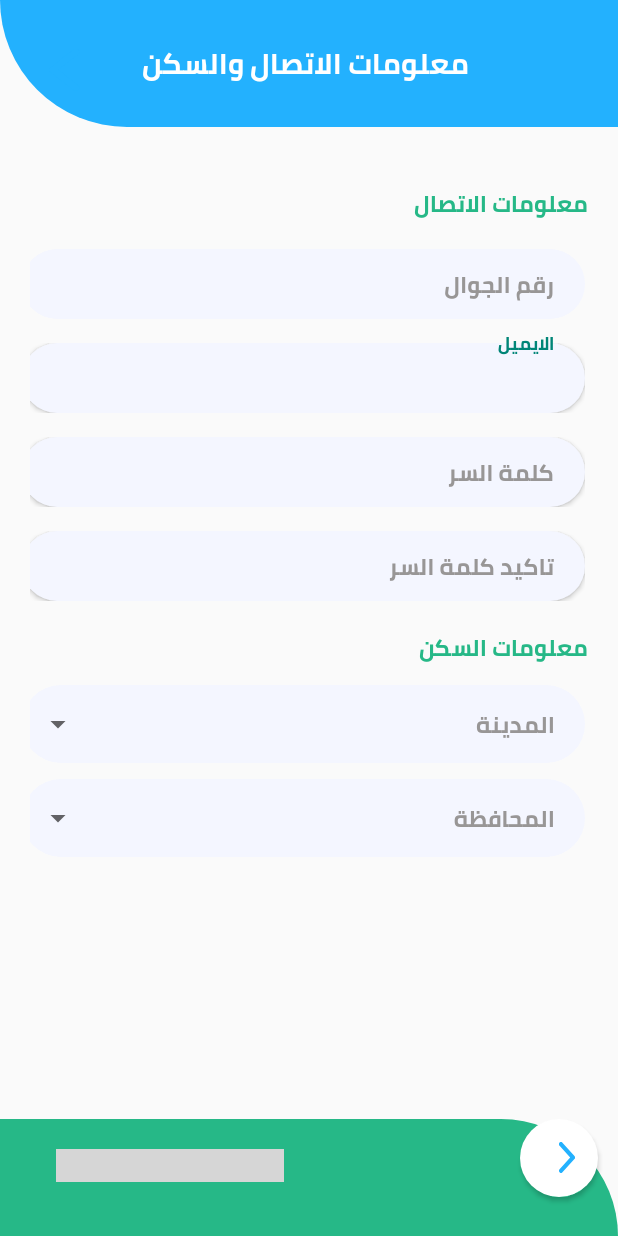
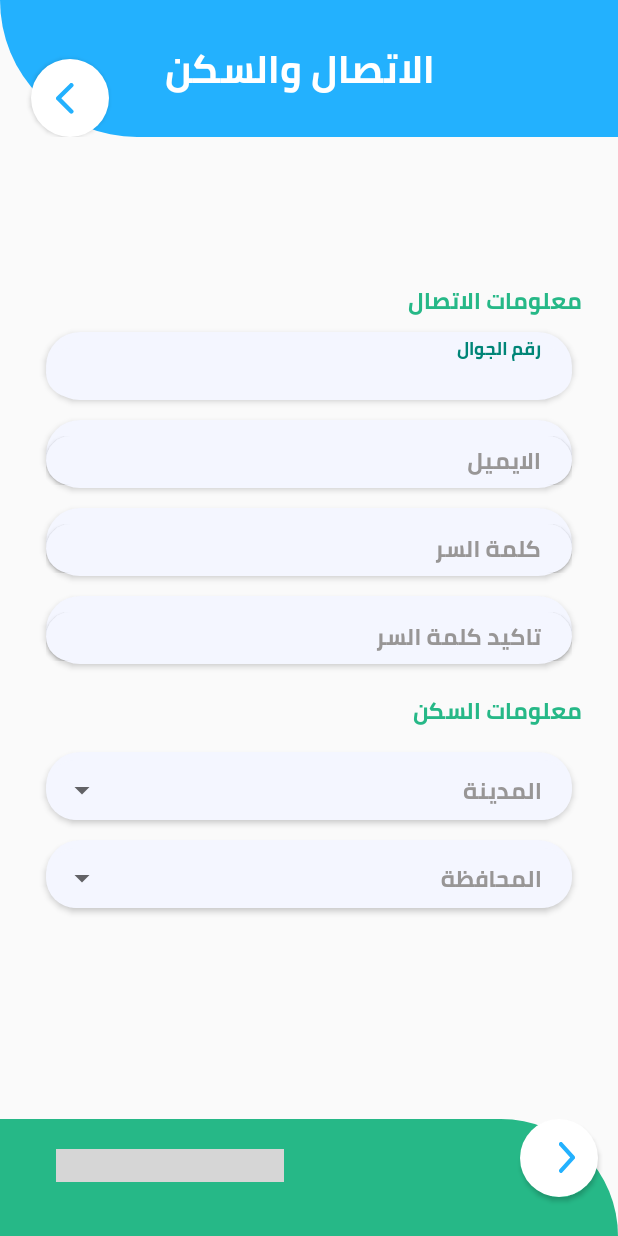
Before and after one commit to Ali-Ghanme/Insulin-Application, an Android app: the Sing_Up_2 screen opened directly, with no data from a screen before it, on a phone screen of 412 x 824 dp. Run offline under Robolectric (Android 15) with nearby library versions, the phone set to English and light mode, and no system bars; our stand-ins replace sdp/ssp sizes; libraries missing offline, so code that uses them is left out: com.tbuonomo.viewpagerdotsindicator; plain views replace DotsIndicator; grey boxes are pictures that could not be loaded.

Commit message:
Update Sing up screen for محمد سامي صيام

```diff
--- a/app/src/main/java/com/example/diabestes_care_app/Sing_up_pages/Sing_Up_2.java
+++ b/app/src/main/java/com/example/diabestes_care_app/Sing_up_pages/Sing_Up_2.java
@@ -16,15 +16,14 @@ import android.widget.Toast;
 import com.example.diabestes_care_app.R;
 
 
+public class Sing_Up_2 extends AppCompatActivity {
 
-
-public class Sing_Up_2 extends AppCompatActivity  {
-    String[] country = {"الضفة الغربية ","جنين  ","نابلس  ", "قطاع غزة"};
-    String[] Governorate = {"جنوب غزة ","غرب غزة ","شرق غزة  ", "شمال غزة "};
+    String[] country = {"الضفة الغربية ", "جنين  ", "نابلس  ", "قطاع غزة"};
+    String[] Governorate = {"جنوب غزة ", "غرب غزة ", "شرق غزة  ", "شمال غزة "};
     AutoCompleteTextView auto_1;
     AutoCompleteTextView auto_2;
     ArrayAdapter<String> adapterItems;
-    Button btn_next ;
+    Button btn_next;
 
 
     @Override
@@ -33,12 +32,12 @@ public class Sing_Up_2 extends AppCompatActivity  {
         setContentView(R.layout.activity_sing_up2);
         // code  is to make the Activity full screen
         getWindow().setFlags(WindowManager.LayoutParams.FLAG_FULLSCREEN, WindowManager.LayoutParams.FLAG_FULLSCREEN);
-        auto_1 = (AutoCompleteTextView)findViewById(R.id.autoComplete1);
-        auto_2 = (AutoCompleteTextView)findViewById(R.id.autoComplete2);
-        btn_next = findViewById(R.id.btn_next);
+        auto_1 = (AutoCompleteTextView) findViewById(R.id.autoComplete1);
+        auto_2 = (AutoCompleteTextView) findViewById(R.id.autoComplete2);
+        btn_next = findViewById(R.id.btn_next_2);
 
 
-        ArrayAdapter a2 =new ArrayAdapter(this, android.R.layout.simple_spinner_item,country);
+        ArrayAdapter a2 = new ArrayAdapter(this, android.R.layout.simple_spinner_item, country);
         a2.setDropDownViewResource(android.R.layout.simple_spinner_dropdown_item);
         auto_1.setAdapter(a2);
         auto_1.setOnItemSelectedListener(new AdapterView.OnItemSelectedListener() {
@@ -53,7 +52,7 @@ public class Sing_Up_2 extends AppCompatActivity  {
             }
         });
 
-        ArrayAdapter a1 =new ArrayAdapter(this, android.R.layout.simple_spinner_item,Governorate);
+        ArrayAdapter a1 = new ArrayAdapter(this, android.R.layout.simple_spinner_item, Governorate);
         a1.setDropDownViewResource(android.R.layout.simple_spinner_dropdown_item);
         auto_2.setAdapter(a1);
 
@@ -70,14 +69,12 @@ public class Sing_Up_2 extends AppCompatActivity  {
         });
 
 
-
-
         //====================================الانتقال من صفحة الستجيل الحالية للصفحة الثانية ===============================
 
         btn_next.setOnClickListener(new View.OnClickListener() {
             @Override
             public void onClick(View view) {
-                Intent intent = new Intent(getApplicationContext(),Sing_Up_3.class);
+                Intent intent = new Intent(getApplicationContext(), Sing_Up_3.class);
                 startActivity(intent);
             }
 
--- a/app/src/main/java/com/example/diabestes_care_app/Splah_Screens/Splash_Screen_1.java
+++ b/app/src/main/java/com/example/diabestes_care_app/Splah_Screens/Splash_Screen_1.java
@@ -50,7 +50,7 @@ public class Splash_Screen_1 extends AppCompatActivity {
             finish();
         }
         //==================================define views===============================================
-        btnNext = findViewById(R.id.btn_next);
+        btnNext = findViewById(R.id.btn_next_S);
         btnGetStarted = findViewById(R.id.btn_get_started);
         dotsIndicator = findViewById(R.id.Splash_indicator);
         btnAnim = AnimationUtils.loadAnimation(getApplicationContext(), R.anim.animation_button);
--- a/app/src/main/res/layout/activity_sing_up2.xml
+++ b/app/src/main/res/layout/activity_sing_up2.xml
@@ -5,55 +5,59 @@
     android:layout_width="match_parent"
     android:layout_height="match_parent"
     tools:context=".Sing_up_pages.Sing_Up_2">
+
     <RelativeLayout
         android:id="@+id/Sing_up_header"
         android:layout_width="match_parent"
-        android:layout_height="@dimen/_65sdp"
+        android:layout_height="@dimen/_70sdp"
         android:background="@drawable/bg_sing_up"
         app:layout_constraintLeft_toLeftOf="parent"
         app:layout_constraintRight_toRightOf="parent"
         app:layout_constraintTop_toTopOf="parent">
 
-        <ImageView
-            android:id="@+id/back_arrow"
-            android:layout_width="wrap_content"
-            android:layout_height="wrap_content"
-            android:layout_marginStart="@dimen/_25sdp"
-            android:layout_marginTop="@dimen/_25sdp"
-            android:background="@drawable/ic_arrow_back"
-            android:contentDescription="icon"
-            android:minHeight="35dp"
-            android:minWidth="45dp" />
-
+        <Button
+            android:id="@+id/btn_back"
+            android:layout_width="@dimen/_40sdp"
+            android:layout_height="@dimen/_40sdp"
+            android:layout_marginStart="@dimen/_16sdp"
+            android:layout_marginTop="@dimen/_30sdp"
+            android:layout_marginEnd="14dp"
+            android:background="@drawable/float_action_btn"
+            android:drawableStart="@drawable/ic_arrow_back"
+            android:elevation="10dp"
+            android:paddingHorizontal="@dimen/_13sdp"
+            android:paddingTop="@dimen/_5sdp"
+            app:borderWidth="0dp"
+            tools:ignore="SpeakableTextPresentCheck" />
 
         <TextView
             android:layout_width="wrap_content"
             android:layout_height="wrap_content"
             android:layout_centerInParent="true"
+            android:layout_marginLeft="@dimen/_90sdp"
+            android:layout_marginTop="@dimen/_15sdp"
             android:fontFamily="@font/cairo_bold"
-            android:text=" معلومات الاتصال والسكن"
-
+            android:text="  الاتصال والسكن"
             android:textColor="@color/white"
-            android:textSize="@dimen/_15sdp" />
+            android:textSize="@dimen/_20sdp" />
     </RelativeLayout>
 
     <RelativeLayout
         android:id="@+id/Subject"
-        android:layout_width="match_parent"
-        android:layout_height="wrap_content"
-        android:layout_margin="20dp"
-        app:layout_constraintBottom_toTopOf="@id/Sing_up_header_bottom"
+        android:layout_width="@dimen/_280sdp"
+        android:layout_height="@dimen/_360sdp"
+        android:layout_marginLeft="@dimen/_10sdp"
+        android:layout_marginTop="@dimen/_60sdp"
+        android:layout_marginRight="@dimen/_10sdp"
         app:layout_constraintLeft_toLeftOf="parent"
         app:layout_constraintRight_toRightOf="parent"
-        app:layout_constraintTop_toBottomOf="@id/Sing_up_header"
-        app:layout_constraintVertical_bias="0.0">
+        app:layout_constraintTop_toBottomOf="@id/Sing_up_header">
 
         <TextView
             android:id="@+id/tv_show"
             android:layout_width="match_parent"
             android:layout_height="wrap_content"
             android:layout_marginTop="@dimen/_13sdp"
-
             android:fontFamily="@font/cairo_bold"
             android:layoutDirection="rtl"
             android:text="معلومات الاتصال "
@@ -78,14 +82,54 @@
             android:textStyle="bold" />
 
         <com.google.android.material.textfield.TextInputLayout
+            android:id="@+id/cont_name"
+            android:layout_width="@dimen/_347sdp"
+            android:layout_height="@dimen/_35sdp"
+            android:layout_below="@id/tv_show"
+            android:layout_marginStart="@dimen/_5sdp"
+            android:layout_marginTop="@dimen/_5sdp"
+            android:layout_marginEnd="@dimen/_5sdp"
+            android:background="@drawable/bg_edit_text"
+            android:elevation="@dimen/_2sdp"
+            android:hint="رقم الجوال"
+            android:layoutDirection="rtl"
+            android:maxLines="1"
+            android:textColorHint="#989696"
+            android:textDirection="rtl"
+            app:boxCornerRadiusBottomEnd="@dimen/dp50"
+            app:boxCornerRadiusBottomStart="@dimen/dp50"
+            app:boxCornerRadiusTopEnd="@dimen/dp50"
+            app:boxCornerRadiusTopStart="@dimen/dp50"
+            app:boxStrokeWidth="0dp">
+
+            <EditText
+                android:id="@+id/et_name"
+                android:layout_width="match_parent"
+                android:layout_height="@dimen/_25sdp"
+                android:layout_marginTop="@dimen/_30sdp"
+                android:autofillHints="name"
+                android:background="@drawable/bg_edit_text"
+                android:fontFamily="@font/cairo_bold"
+                android:inputType="textPersonName"
+                android:maxLines="1"
+                android:paddingStart="20dp"
+                android:paddingEnd="20dp"
+                android:textColor="@color/Doctor_Color"
+                android:textColorHint="#78909C"
+                android:textSize="15sp" />
+
+        </com.google.android.material.textfield.TextInputLayout>
+
+        <com.google.android.material.textfield.TextInputLayout
             android:id="@+id/cont_email"
-            android:layout_width="375dp"
-            android:layout_height="57dp"
-            android:layout_alignParentStart="true"
+            android:layout_width="@dimen/_347sdp"
+            android:layout_height="@dimen/_35sdp"
             android:layout_below="@id/cont_name"
-            android:layout_marginStart="-5dp"
-            android:layout_marginTop="@dimen/dp5"
-            android:elevation="2dp"
+            android:layout_marginStart="@dimen/_5sdp"
+            android:layout_marginTop="@dimen/_10sdp"
+            android:layout_marginEnd="@dimen/_5sdp"
+            android:background="@drawable/bg_edit_text"
+            android:elevation="@dimen/_2sdp"
             android:ems="1"
             android:hint="الايميل "
             android:layoutDirection="rtl"
@@ -100,7 +144,7 @@
             <EditText
                 android:id="@+id/email"
                 android:layout_width="match_parent"
-                android:layout_height="match_parent"
+                android:layout_height="@dimen/_25sdp"
                 android:autofillHints="name"
                 android:background="@drawable/bg_edit_text"
                 android:elevation="2dp"
@@ -108,24 +152,24 @@
                 android:fontFamily="@font/cairo_bold"
                 android:inputType="textEmailAddress"
                 android:maxLines="1"
+                android:paddingStart="20dp"
                 android:paddingEnd="20dp"
-                android:paddingStart="20dp"
                 android:textColor="@color/text_input_pa"
                 android:textColorHint="#78909C"
                 android:textSize="15sp" />
-
 
         </com.google.android.material.textfield.TextInputLayout>
 
         <com.google.android.material.textfield.TextInputLayout
             android:id="@+id/cont_password"
-            android:layout_width="375dp"
-            android:layout_height="57dp"
-            android:layout_alignParentStart="true"
+            android:layout_width="@dimen/_347sdp"
+            android:layout_height="@dimen/_35sdp"
             android:layout_below="@id/cont_email"
-            android:layout_marginStart="-5dp"
-            android:layout_marginTop="@dimen/dp5"
-            android:elevation="2dp"
+            android:layout_marginStart="@dimen/_5sdp"
+            android:layout_marginTop="@dimen/_10sdp"
+            android:layout_marginEnd="@dimen/_5sdp"
+            android:background="@drawable/bg_edit_text"
+            android:elevation="@dimen/_2sdp"
             android:ems="1"
             android:hint="كلمة السر "
             android:layoutDirection="rtl"
@@ -140,7 +184,7 @@
             <EditText
                 android:id="@+id/password"
                 android:layout_width="match_parent"
-                android:layout_height="match_parent"
+                android:layout_height="@dimen/_25sdp"
                 android:autofillHints="name"
                 android:background="@drawable/bg_edit_text"
                 android:elevation="2dp"
@@ -148,8 +192,8 @@
                 android:fontFamily="@font/cairo_bold"
                 android:inputType="textPassword"
                 android:maxLines="1"
+                android:paddingStart="20dp"
                 android:paddingEnd="20dp"
-                android:paddingStart="20dp"
                 android:textColor="@color/text_input_pa"
                 android:textColorHint="#78909C"
                 android:textSize="15sp" />
@@ -159,13 +203,14 @@
 
         <com.google.android.material.textfield.TextInputLayout
             android:id="@+id/cont_confirmpassword"
-            android:layout_width="375dp"
-            android:layout_height="57dp"
-            android:layout_alignParentStart="true"
+            android:layout_width="@dimen/_347sdp"
+            android:layout_height="@dimen/_35sdp"
             android:layout_below="@id/cont_password"
-            android:layout_marginStart="-5dp"
-            android:layout_marginTop="@dimen/dp5"
-            android:elevation="2dp"
+            android:layout_marginStart="@dimen/_5sdp"
+            android:layout_marginTop="@dimen/_10sdp"
+            android:layout_marginEnd="@dimen/_5sdp"
+            android:background="@drawable/bg_edit_text"
+            android:elevation="@dimen/_2sdp"
             android:ems="1"
             android:hint="تاكيد كلمة السر "
             android:layoutDirection="rtl"
@@ -180,7 +225,7 @@
             <EditText
                 android:id="@+id/confirmpassword"
                 android:layout_width="match_parent"
-                android:layout_height="match_parent"
+                android:layout_height="@dimen/_25sdp"
                 android:autofillHints="name"
                 android:background="@drawable/bg_edit_text"
                 android:elevation="2dp"
@@ -188,70 +233,29 @@
                 android:fontFamily="@font/cairo_bold"
                 android:inputType="textPassword"
                 android:maxLines="1"
+                android:paddingStart="20dp"
                 android:paddingEnd="20dp"
-                android:paddingStart="20dp"
                 android:textColor="@color/text_input_pa"
                 android:textColorHint="#78909C"
                 android:textSize="15sp" />
-
-
-        </com.google.android.material.textfield.TextInputLayout>
-
-        <com.google.android.material.textfield.TextInputLayout
-            android:id="@+id/cont_name"
-            android:layout_width="375dp"
-            android:layout_height="57dp"
-            android:layout_alignParentStart="true"
-            android:layout_below="@id/tv_show"
-            android:layout_marginStart="-5dp"
-            android:layout_marginTop="@dimen/dp5"
-            android:elevation="10dp"
-            android:ems="1"
-            android:hint="رقم الجوال"
-            android:layoutDirection="rtl"
-            android:maxLines="1"
-            android:textColorHint="#989696"
-            app:boxCornerRadiusBottomEnd="@dimen/dp50"
-            app:boxCornerRadiusBottomStart="@dimen/dp50"
-            app:boxCornerRadiusTopEnd="@dimen/dp50"
-            app:boxCornerRadiusTopStart="@dimen/dp50"
-            app:boxStrokeWidth="0dp">
-
-            <EditText
-                android:id="@+id/et_name"
-                android:layout_width="match_parent"
-                android:layout_height="match_parent"
-                android:autofillHints="name"
-                android:background="@drawable/bg_edit_text"
-
-                android:ems="1"
-                android:fontFamily="@font/cairo_bold"
-                android:inputType="number"
-                android:maxLines="1"
-                android:paddingEnd="20dp"
-                android:paddingStart="20dp"
-
-                android:textColor="@color/text_input_pa"
-                android:textColorHint="#78909C"
-                android:textSize="15sp"
-                />
 
         </com.google.android.material.textfield.TextInputLayout>
 
         <com.google.android.material.textfield.TextInputLayout
             android:id="@+id/cont_living"
-            android:layout_width="375dp"
-            android:layout_height="57dp"
-            android:layout_alignParentStart="true"
+            style="@style/Widget.MaterialComponents.TextInputLayout.OutlinedBox.ExposedDropdownMenu"
+            android:layout_width="@dimen/_347sdp"
+            android:layout_height="@dimen/_35sdp"
             android:layout_below="@id/tv_show1"
-            android:layout_marginStart="-5dp"
-            android:layout_marginTop="@dimen/dp5"
-            android:elevation="2dp"
+            android:layout_marginStart="@dimen/_5sdp"
+            android:layout_marginTop="@dimen/_10sdp"
+            android:layout_marginEnd="@dimen/_5sdp"
+            android:background="@drawable/bg_edit_text"
+            android:elevation="@dimen/_2sdp"
             android:ems="1"
             android:hint=" المدينة"
             android:layoutDirection="rtl"
             android:maxLines="1"
-            style="@style/Widget.MaterialComponents.TextInputLayout.OutlinedBox.ExposedDropdownMenu"
             android:textColorHint="#989696"
             app:boxCornerRadiusBottomEnd="@dimen/dp50"
             app:boxCornerRadiusBottomStart="@dimen/dp50"
@@ -264,32 +268,30 @@
                 android:layout_width="match_parent"
                 android:layout_height="match_parent"
                 android:layout_weight="1"
+                android:background="@drawable/bg_edit_text"
                 android:fontFamily="@font/cairo_bold"
                 android:inputType="textAutoComplete"
                 android:textColor="@color/text_input_pa"
                 android:textDirection="rtl"
                 android:textSize="15sp"
-                android:background="@drawable/bg_edit_text"
                 tools:ignore="SpeakableTextPresentCheck,TouchTargetSizeCheck" />
 
-
         </com.google.android.material.textfield.TextInputLayout>
-
         <com.google.android.material.textfield.TextInputLayout
             android:id="@+id/cont_living1"
-            android:layout_width="375dp"
-            android:layout_height="57dp"
-            android:layout_alignParentStart="true"
+            style="@style/Widget.MaterialComponents.TextInputLayout.OutlinedBox.ExposedDropdownMenu"
+            android:layout_width="@dimen/_347sdp"
+            android:layout_height="@dimen/_35sdp"
             android:layout_below="@id/cont_living"
-            android:layout_marginStart="-5dp"
-            android:layout_marginTop="@dimen/dp5"
-            android:elevation="2dp"
+            android:layout_marginStart="@dimen/_5sdp"
+            android:layout_marginTop="@dimen/_10sdp"
+            android:layout_marginEnd="@dimen/_5sdp"
+            android:background="@drawable/bg_edit_text"
+            android:elevation="@dimen/_2sdp"
             android:ems="1"
             android:hint=" المحافظة"
             android:layoutDirection="rtl"
             android:maxLines="1"
-            style="@style/Widget.MaterialComponents.TextInputLayout.OutlinedBox.ExposedDropdownMenu"
-
             android:textColorHint="#989696"
             app:boxCornerRadiusBottomEnd="@dimen/dp50"
             app:boxCornerRadiusBottomStart="@dimen/dp50"
@@ -311,8 +313,6 @@
                 tools:ignore="SpeakableTextPresentCheck,TouchTargetSizeCheck" />
 
         </com.google.android.material.textfield.TextInputLayout>
-
-
     </RelativeLayout>
 
     <RelativeLayout
@@ -325,13 +325,13 @@
         app:layout_constraintLeft_toLeftOf="parent">
 
         <Button
-            android:id="@+id/btn_next"
+            android:id="@+id/btn_next_2"
             android:layout_width="@dimen/_40sdp"
             android:layout_height="@dimen/_40sdp"
             android:layout_alignParentEnd="true"
+            android:layout_marginStart="@dimen/_10sdp"
+            android:layout_marginEnd="@dimen/_10sdp"
             android:layout_marginBottom="@dimen/_10sdp"
-            android:layout_marginEnd="@dimen/_10sdp"
-            android:layout_marginStart="@dimen/_10sdp"
             android:background="@drawable/float_action_btn"
             android:drawableStart="@drawable/ic_float_action"
             android:elevation="10dp"
@@ -343,14 +343,14 @@
             android:id="@+id/dots_indicator"
             android:layout_width="wrap_content"
             android:layout_height="wrap_content"
-            android:layout_alignParentBottom="true"
             android:layout_alignParentStart="true"
             android:layout_alignParentTop="true"
-            android:layout_marginBottom="36dp"
-            android:layout_marginEnd="144dp"
+            android:layout_alignParentBottom="true"
             android:layout_marginStart="37dp"
             android:layout_marginTop="20dp"
-            android:layout_toStartOf="@+id/btn_next"
+            android:layout_marginEnd="144dp"
+            android:layout_marginBottom="36dp"
+            android:layout_toStartOf="@+id/btn_next_2"
             app:dotsColor="@color/white_smoke"
             app:dotsCornerRadius="6dp"
             app:dotsSize="@dimen/_14sdp"
--- a/app/src/main/res/layout/activity_splash_screen1.xml
+++ b/app/src/main/res/layout/activity_splash_screen1.xml
@@ -27,7 +27,7 @@
         tools:ignore="SpeakableTextPresentCheck" />
 
     <Button
-        android:id="@+id/btn_next"
+        android:id="@+id/btn_next_S"
         android:layout_width="wrap_content"
         android:layout_height="wrap_content"
         android:layout_marginEnd="32dp"
@@ -97,7 +97,7 @@
         app:dotsSpacing="4dp"
         app:dotsWidthFactor="2.5"
         app:layout_constraintBottom_toBottomOf="parent"
-        app:layout_constraintEnd_toStartOf="@+id/btn_next"
+        app:layout_constraintEnd_toStartOf="@+id/btn_next_S"
         app:layout_constraintHorizontal_bias="0.0"
         app:layout_constraintStart_toStartOf="parent"
         app:progressMode="true"
```
Also changed, not shown: app/src/main/java/com/example/diabestes_care_app/Sing_up_pages/Sing_Up_3.java (+4 -14 lines), app/src/main/res/layout/activity_sing_up1.xml (+10 -11 lines), app/src/main/res/layout/activity_sing_up3.xml (+59 -60 lines).
